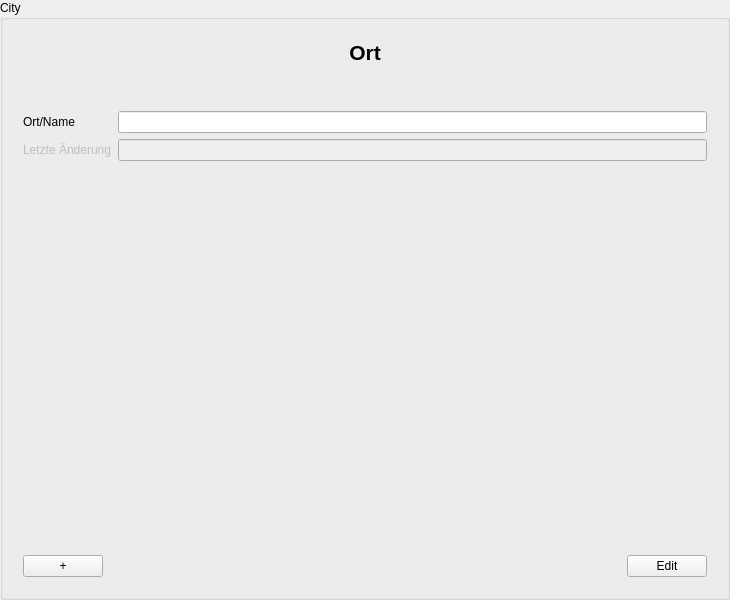
Qt form src/libs/widgets/src/views/cityinputarea.ui (jmuelbert/jmbde-QT) before a commit.
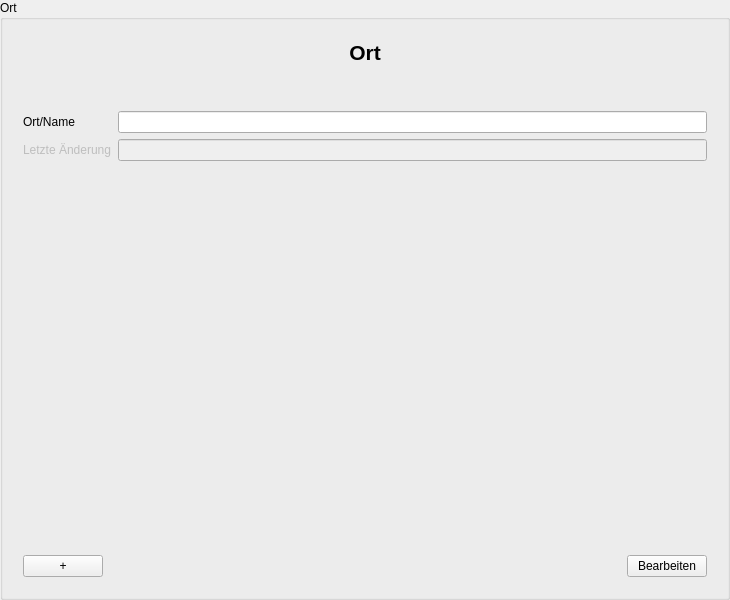
The same form after that commit.

Diff of the .ui file:
```diff
--- a/src/libs/widgets/src/views/cityinputarea.ui
+++ b/src/libs/widgets/src/views/cityinputarea.ui
@@ -17,7 +17,7 @@
    <string>CityInputDialog</string>
   </property>
   <property name="title">
-   <string>City</string>
+   <string>Ort</string>
   </property>
   <layout class="QVBoxLayout" name="verticalLayout_3">
    <item>
@@ -135,7 +135,7 @@
         <item>
          <widget class="QPushButton" name="pushButton_EditFinish">
           <property name="text">
-           <string>Edit</string>
+           <string>Bearbeiten</string>
           </property>
          </widget>
         </item>
```
Left out of the diff: 10 changed lines with no effect on the pictures.
